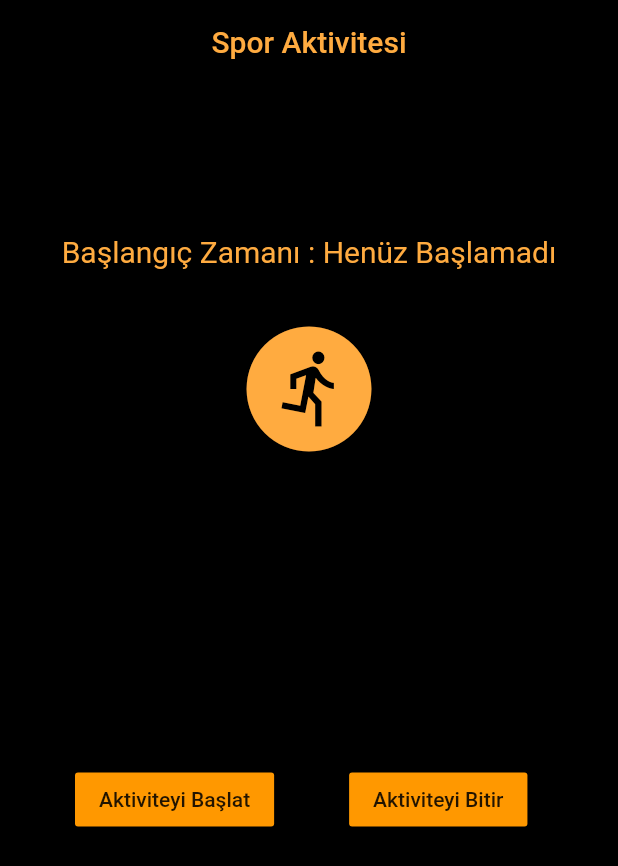
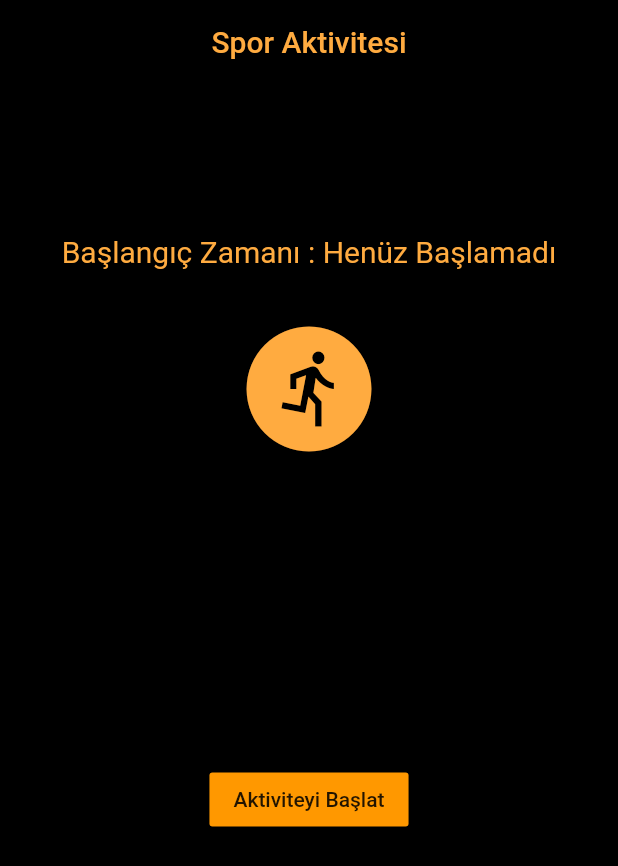
Before and after one commit to berkayucerr/saglikrepo, a Flutter app: the YeniSpor screen opened directly with empty values, on a phone screen of 412 x 824 dp. Shown: the top 866 px of the screen. Run offline on Flutter 3.47's test engine with Material 2 defaults, Android fonts, the phone set to English and light mode, and no system bars; our stand-ins replace cloud_firestore, firebase_auth, firebase_core, geolocator, google_fonts, google_maps_flutter and 5 more; accounts and stored records are empty; generated files the repository leaves out were written again.

Commit message:
Veritananı işlemlerine devam edildi.

```diff
--- a/lib/screens/Spor/create_new_activity.dart
+++ b/lib/screens/Spor/create_new_activity.dart
@@ -9,30 +9,29 @@ import 'package:hive/hive.dart';
 import 'package:jiffy/jiffy.dart';
 
 class YeniSpor extends StatefulWidget {
-
   BuildContext _context2;
   int _x;
   String sportipi;
 
-  YeniSpor(int a, sportipi,BuildContext context) {
+  YeniSpor(int a, sportipi, BuildContext context) {
     this._x = a;
     this.sportipi = sportipi;
-    this._context2=context;
+    this._context2 = context;
   }
 
   @override
-  _YeniSporState createState() => _YeniSporState(_x, sportipi,_context2);
+  _YeniSporState createState() => _YeniSporState(_x, sportipi, _context2);
 }
 
 class _YeniSporState extends State<YeniSpor> {
   BuildContext _context2;
-  Box userBox,sporBox;
+  Box userBox, sporBox;
   int value;
   String sportipi;
-  _YeniSporState(int val, String sportipi,BuildContext context) {
+  _YeniSporState(int val, String sportipi, BuildContext context) {
     this.value = val;
     this.sportipi = sportipi;
-    this._context2=context;
+    this._context2 = context;
   }
 
   Timer _timer, _timer_2;
@@ -57,6 +56,7 @@ class _YeniSporState extends State<YeniSpor> {
       _timer.cancel();
     }
   }
+
   Location tmpp;
   @override
   void initState() {
@@ -65,15 +65,15 @@ class _YeniSporState extends State<YeniSpor> {
     userBox = Hive.box<String>('kullaniciBilgileri');
     tmp = userBox.get('kilo', defaultValue: '0');
     _kilo = int.parse(tmp);
-    sporBox=Hive.box<SporBilgileri>('sporBilgileri');
-    s.l=new List<Location>();
+    sporBox = Hive.box<SporBilgileri>('sporBilgileri');
+    s.l = new List<Location>();
   }
 
   _locationEkle() {
     _timer = Timer.periodic(new Duration(seconds: 10), (timer) {
-      tmpp=new Location();
-      tmpp.lati=_lati;
-      tmpp.longti=_longti;
+      tmpp = new Location();
+      tmpp.lati = _lati;
+      tmpp.longti = _longti;
       s.l.add(tmpp);
       _getCurrentLocation();
       print(_lati.toString() + ' - ' + _longti.toString());
@@ -121,12 +121,11 @@ class _YeniSporState extends State<YeniSpor> {
               SizedBox(
                 height: 200,
               ),
-              Row(
+              Column(
                 children: <Widget>[
-                  SizedBox(
-                    width: 50,
-                  ),
-                  FlatButton(
+
+                  Visibility(
+                    child: FlatButton(
                       child: Text('Aktiviteyi Başlat'),
                       onPressed: () {
                         if (!_timerControl) {
@@ -141,9 +140,9 @@ class _YeniSporState extends State<YeniSpor> {
                       },
                       color: Colors.orange,
                     ),
-                  SizedBox(
-                    width: 50,
+                    visible: !_timerControl,
                   ),
+                  Visibility(child:
                   FlatButton(
                     child: Text('Aktiviteyi Bitir'),
                     onPressed: () {
@@ -165,10 +164,9 @@ class _YeniSporState extends State<YeniSpor> {
                         context,
                         MaterialPageRoute(builder: (context) => Home()),
                       );
-
                     },
                     color: Colors.orange,
-                  ),
+                  ),visible: _timerControl,)
                 ],
               )
             ],
```
Also changed, not shown: lib/screens/Spor/spor_screen.dart (+9 -0 lines), lib/screens/diyet/diyet_screen.dart (+42 -8 lines), lib/screens/report/report_screen.dart (+30 -19 lines), lib/screens/home/genel_screen.dart (line endings or trailing spaces). Lines whose indentation alone changed are shown as unchanged.
